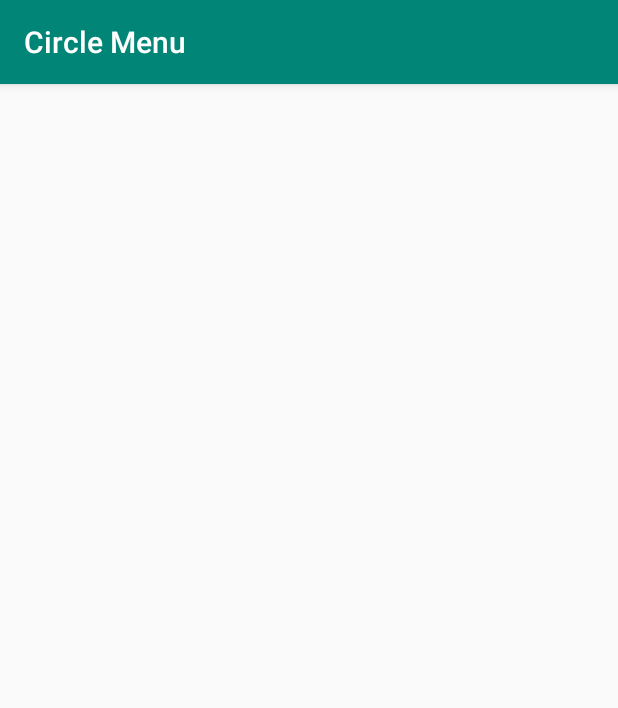
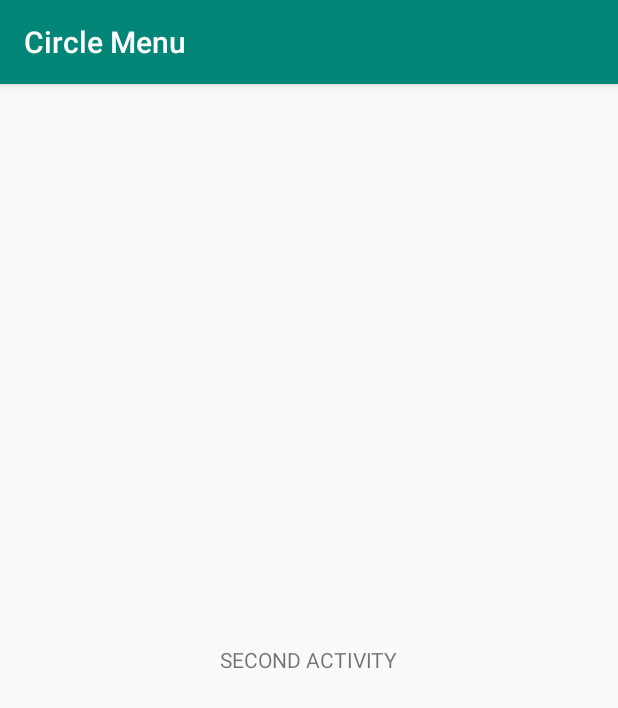
Before and after one commit to RodrigoPulidoG/Circle-Menu-Ramotion, an Android app: the CircularMenu screen opened directly, with no data from a screen before it, on a phone screen of 412 x 824 dp. Shown: the top 708 px of the screen. Run offline under Robolectric (Android 15) with nearby library versions, the phone set to English and light mode, and no system bars.

Commit message:
Add text view

```diff
--- a/RamenuDemoApp/app/build.gradle
+++ b/RamenuDemoApp/app/build.gradle
@@ -25,6 +25,4 @@ dependencies {
     testImplementation 'junit:junit:4.12'
     androidTestImplementation 'androidx.test.ext:junit:1.1.1'
     androidTestImplementation 'androidx.test.espresso:espresso-core:3.2.0'
-    implementation 'com.ramotion.circlemenu:circle-menu:0.3.2'
-    implementation 'com.github.safetysystemtechnology:CircleMenu:1.0.9'
 }
--- a/RamenuDemoApp/app/src/main/res/layout/activity_circular_menu.xml
+++ b/RamenuDemoApp/app/src/main/res/layout/activity_circular_menu.xml
@@ -2,8 +2,14 @@
 <LinearLayout
     xmlns:android="http://schemas.android.com/apk/res/android"
     xmlns:tools="http://schemas.android.com/tools"
+    android:gravity="center"
     android:layout_width="match_parent"
     android:layout_height="match_parent"
     tools:context=".CircularMenu">
 
+    <TextView
+        android:text="SECOND ACTIVITY"
+        android:layout_width="wrap_content"
+        android:layout_height="wrap_content"/>
+
 </LinearLayout>
```
Also changed, not shown: 1 other file.
